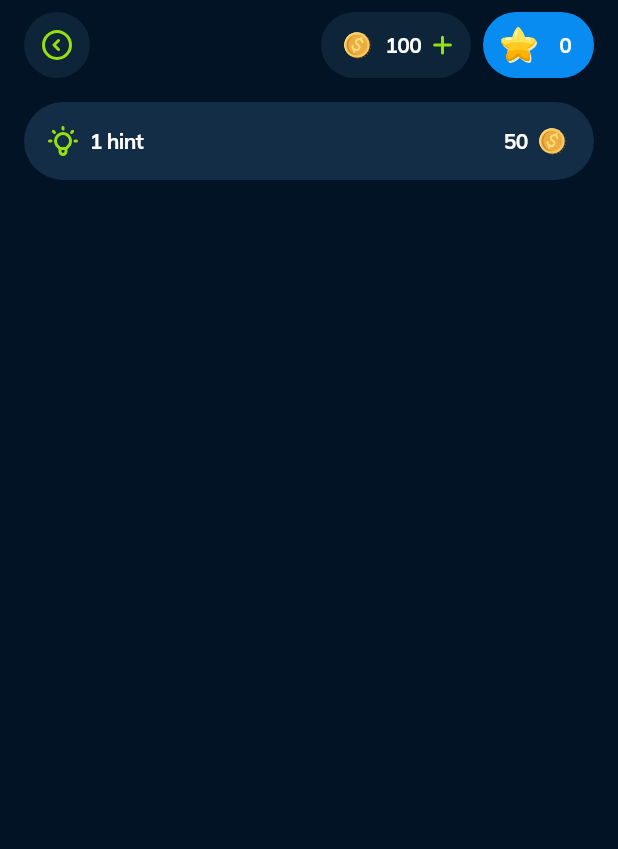
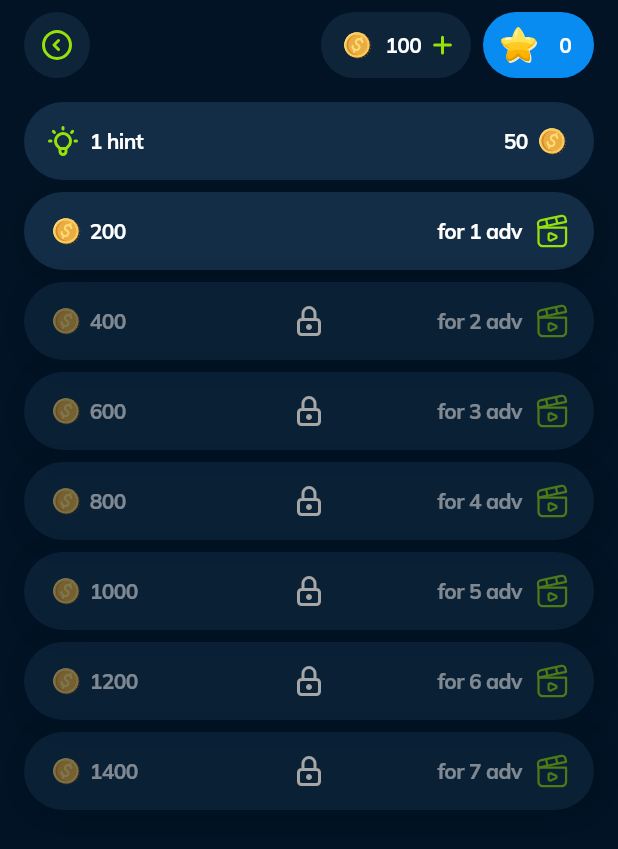
Before and after one commit to kent0505/football_quiz, a Flutter app: the ShopPage screen opened directly, on a phone screen of 412 x 824 dp. Shown: the top 849 px of the screen. Run offline on Flutter 3.47's test engine with Material 3 defaults, Android fonts, the phone set to English and light mode, and no system bars; our stand-ins replace connectivity_plus, flutter_bloc, flutter_svg, hive_flutter, shared_preferences; accounts and stored records are empty.

Commit message:
2 levels

```diff
--- a/lib/models/quiz.dart
+++ b/lib/models/quiz.dart
@@ -52,56 +52,174 @@ List<Quiz> quizesList = [
     level: 1,
     title: 'Arsenal',
     asset: 'assets/logo/1.png',
-    letters: ["A", "R", "S", "E", "N", "A", "L", "T", "M", "O", "P", "C"],
+    letters: ['A', 'R', 'S', 'E', 'N', 'A', 'L', 'T', 'M', 'O', 'P', 'C'],
     completed: false,
   ),
   Quiz(
     level: 1,
     title: 'Milan',
     asset: 'assets/logo/2.png',
-    letters: ["M", "I", "L", "A", "N", "T", "R", "O", "S", "P", "E", "C"],
+    letters: ['M', 'I', 'L', 'A', 'N', 'T', 'R', 'O', 'S', 'P', 'E', 'C'],
     completed: false,
   ),
   Quiz(
     level: 1,
     title: 'Bayern',
     asset: 'assets/logo/3.png',
-    letters: ["B", "A", "Y", "E", "R", "N", "L", "T", "S", "M", "O", "C"],
+    letters: ['B', 'A', 'Y', 'E', 'R', 'N', 'L', 'T', 'S', 'M', 'O', 'C'],
     completed: false,
   ),
   Quiz(
     level: 1,
     title: 'Everton',
     asset: 'assets/logo/4.png',
-    letters: ["E", "V", "E", "R", "T", "O", "N", "A", "L", "S", "M", "C"],
+    letters: ['E', 'V', 'E', 'R', 'T', 'O', 'N', 'A', 'L', 'S', 'M', 'C'],
     completed: false,
   ),
   Quiz(
     level: 1,
     title: 'Barcelona',
     asset: 'assets/logo/5.png',
-    letters: ["B", "A", "R", "C", "E", "L", "O", "N", "A", "T", "S", "M"],
+    letters: ['B', 'A', 'R', 'C', 'E', 'L', 'O', 'N', 'A', 'T', 'S', 'M'],
     completed: false,
   ),
   Quiz(
     level: 1,
     title: 'Inter',
     asset: 'assets/logo/6.png',
-    letters: ["I", "N", "T", "E", "R", "A", "L", "S", "M", "O", "P", "C"],
+    letters: ['I', 'N', 'T', 'E', 'R', 'A', 'L', 'S', 'M', 'O', 'P', 'C'],
     completed: false,
   ),
   Quiz(
     level: 1,
     title: 'Juventus',
     asset: 'assets/logo/7.png',
-    letters: ["J", "U", "V", "E", "N", "T", "U", "S", "A", "L", "R", "P"],
+    letters: ['J', 'U', 'V', 'E', 'N', 'T', 'U', 'S', 'A', 'L', 'R', 'P'],
     completed: false,
   ),
   Quiz(
     level: 1,
     title: 'Leicester',
     asset: 'assets/logo/8.png',
-    letters: ["L", "E", "I", "C", "E", "S", "T", "E", "R", "A", "N", "P"],
+    letters: ['L', 'E', 'I', 'C', 'E', 'S', 'T', 'E', 'R', 'A', 'N', 'P'],
+    completed: false,
+  ),
+
+  //
+  Quiz(
+    level: 2,
+    title: 'Real Madrid',
+    asset: 'assets/logo/9.png',
+    letters: ['R', 'E', 'A', 'L', 'M', 'A', 'D', 'R', 'I', 'D', 'B', 'C', ' '],
+    completed: false,
+  ),
+  Quiz(
+    level: 2,
+    title: 'Manchester United',
+    asset: 'assets/logo/10.png',
+    letters: [
+      'M',
+      'A',
+      'N',
+      'C',
+      'H',
+      'E',
+      'S',
+      'T',
+      'E',
+      'R',
+      'U',
+      'N',
+      'I',
+      'T',
+      'E',
+      'D',
+      'C',
+      ' ',
+    ],
+    completed: false,
+  ),
+  Quiz(
+    level: 2,
+    title: 'Manchester City',
+    asset: 'assets/logo/11.png',
+    letters: [
+      'M',
+      'A',
+      'N',
+      'C',
+      'H',
+      'E',
+      'S',
+      'T',
+      'E',
+      'R',
+      'C',
+      'I',
+      'T',
+      'Y',
+      ' ',
+      'L',
+      'U',
+      'B'
+    ],
+    completed: false,
+  ),
+  Quiz(
+    level: 2,
+    title: 'Chelsea',
+    asset: 'assets/logo/12.png',
+    letters: ['C', 'H', 'E', 'L', 'S', 'E', 'A', 'M', 'O', 'T', 'R', 'P'],
+    completed: false,
+  ),
+  Quiz(
+    level: 2,
+    title: 'Liverpool',
+    asset: 'assets/logo/13.png',
+    letters: ['L', 'I', 'V', 'E', 'R', 'P', 'O', 'O', 'L', 'A', 'N', 'T'],
+    completed: false,
+  ),
+  Quiz(
+    level: 2,
+    title: 'Tottenham',
+    asset: 'assets/logo/14.png',
+    letters: ['T', 'O', 'T', 'T', 'E', 'N', 'H', 'A', 'M', 'R', 'S', 'L'],
+    completed: false,
+  ),
+  Quiz(
+    level: 2,
+    title: 'PSG',
+    asset: 'assets/logo/15.png',
+    letters: ['P', 'S', 'G', 'A', 'E', 'R', 'T', 'O', 'L', 'N', 'M', 'U'],
+    completed: false,
+  ),
+  Quiz(
+    level: 2,
+    title: 'Borussia Dortmund',
+    asset: 'assets/logo/16.png',
+    letters: [
+      'B',
+      'O',
+      'R',
+      'U',
+      'S',
+      'S',
+      'I',
+      'A',
+      'D',
+      'O',
+      'R',
+      'T',
+      'M',
+      'U',
+      'N',
+      'D',
+      'E',
+      'L',
+      'P',
+      'G',
+      ' '
+    ],
     completed: false,
   ),
 ];
--- a/lib/pages/quiz_page.dart
+++ b/lib/pages/quiz_page.dart
@@ -13,10 +13,7 @@ import '../widgets/quiz_bottom_buttons.dart';
 import '../widgets/win_data.dart';
 
 class QuizPage extends StatefulWidget {
-  const QuizPage({
-    super.key,
-    required this.quiz,
-  });
+  const QuizPage({super.key, required this.quiz});
 
   final Quiz quiz;
 
@@ -126,7 +123,9 @@ class _QuizPageState extends State<QuizPage> {
             ),
           ),
           SizedBox(height: 32),
-          Wrap(
+          Padding(
+            padding: const EdgeInsets.symmetric(horizontal: 16),
+            child: Wrap(
               spacing: 8,
               runSpacing: 8,
               children: List.generate(
@@ -137,12 +136,13 @@ class _QuizPageState extends State<QuizPage> {
                 ),
               ),
             ),
+          ),
           Spacer(),
           if (win)
             WinData(quiz: quiz)
           else ...[
-            SizedBox(
-              width: 48 * 6 + 8 * 5,
+            Padding(
+              padding: const EdgeInsets.symmetric(horizontal: 16),
               child: Wrap(
                 spacing: 8,
                 runSpacing: 8,
@@ -151,6 +151,7 @@ class _QuizPageState extends State<QuizPage> {
                   (index) => LetterButton(
                     letter: quiz.letters[index],
                     selected: selectedIndexes.contains(index),
+                    height: quiz.letters.length > 16 ? 34 : 42,
                     onPressed: () {
                       selectLetter(quiz.letters[index], index);
                     },
@@ -168,7 +169,9 @@ class _QuizPageState extends State<QuizPage> {
                   child: MainButton(
                     title: 'Next',
                     onPressed: () {
-                      onNext(state is CoinsLoaded ? state.quizes : []);
+                      onNext(state is CoinsLoaded
+                          ? getQuizesByLevel(state.quizes, quiz.level)
+                          : []);
                     },
                   ),
                 );
--- a/lib/pages/shop_page.dart
+++ b/lib/pages/shop_page.dart
@@ -1,5 +1,6 @@
 import 'package:flutter/material.dart';
 
+import '../widgets/ads_card.dart';
 import '../widgets/appbar.dart';
 import '../widgets/custom_scaffold.dart';
 import '../widgets/hint_card.dart';
@@ -15,6 +16,28 @@ class ShopPage extends StatelessWidget {
           Appbar(),
           SizedBox(height: 8),
           HintCard(),
+          Padding(
+            padding: EdgeInsets.symmetric(horizontal: 16),
+            child: Column(
+              children: [
+                SizedBox(height: 8),
+                AdsCard(id: 1, amount: 200),
+                SizedBox(height: 8),
+                AdsCard(id: 2, amount: 200 * 2),
+                SizedBox(height: 8),
+                AdsCard(id: 3, amount: 200 * 3),
+                SizedBox(height: 8),
+                AdsCard(id: 4, amount: 200 * 4),
+                SizedBox(height: 8),
+                AdsCard(id: 5, amount: 200 * 5),
+                SizedBox(height: 8),
+                AdsCard(id: 6, amount: 200 * 6),
+                SizedBox(height: 8),
+                AdsCard(id: 7, amount: 200 * 7),
+                SizedBox(height: 8),
+              ],
+            ),
+          ),
         ],
       ),
     );
--- a/lib/widgets/appbar.dart
+++ b/lib/widgets/appbar.dart
@@ -119,17 +119,17 @@ class Appbar extends StatelessWidget {
                               SizedBox(height: 24),
                               AdsCard(id: 1, amount: 200),
                               SizedBox(height: 8),
-                              AdsCard(id: 2, amount: 400),
+                              AdsCard(id: 2, amount: 200 * 2),
                               SizedBox(height: 8),
-                              AdsCard(id: 3, amount: 600),
+                              AdsCard(id: 3, amount: 200 * 3),
                               SizedBox(height: 8),
-                              AdsCard(id: 4, amount: 800),
+                              AdsCard(id: 4, amount: 200 * 4),
                               SizedBox(height: 8),
-                              AdsCard(id: 5, amount: 1000),
+                              AdsCard(id: 5, amount: 200 * 5),
                               SizedBox(height: 8),
-                              AdsCard(id: 6, amount: 1200),
+                              AdsCard(id: 6, amount: 200 * 6),
                               SizedBox(height: 8),
-                              AdsCard(id: 7, amount: 1400),
+                              AdsCard(id: 7, amount: 200 * 7),
                               SizedBox(height: 24),
                             ],
                           ),
--- a/lib/widgets/letter_button.dart
+++ b/lib/widgets/letter_button.dart
@@ -7,20 +7,23 @@ class LetterButton extends StatelessWidget {
     super.key,
     required this.letter,
     required this.selected,
+    this.height = 48,
     required this.onPressed,
   });
 
   final String letter;
   final bool selected;
+  final double height;
   final void Function() onPressed;
 
   @override
   Widget build(BuildContext context) {
     return MyButton(
       onPressed: selected ? null : onPressed,
+      minSize: height,
       child: Container(
-        height: 48,
-        width: 48,
+        height: height,
+        width: height,
         decoration: BoxDecoration(
           color: selected ? Colors.transparent : Color(0xff098CF1),
           borderRadius: BorderRadius.circular(12),
--- a/lib/widgets/win_data.dart
+++ b/lib/widgets/win_data.dart
@@ -47,7 +47,7 @@ class WinData extends StatelessWidget {
 
                             return Container(
                               height: 24,
-                              width: 154 / 8 * index,
+                              width: 154 / (quiz.level * 8) * index,
                               decoration: BoxDecoration(
                                 color: Color(0xff098CF1),
                                 borderRadius: BorderRadius.circular(24),
@@ -71,7 +71,7 @@ class WinData extends StatelessWidget {
                 builder: (context, state) {
                   if (state is CoinsLoaded) {
                     return Text(
-                      '${state.stars}/8',
+                      '${state.stars}/${quiz.level * 8}',
                       style: TextStyle(
                         color: Colors.white,
                         fontSize: 16,
@@ -110,7 +110,7 @@ class WinData extends StatelessWidget {
                       int stars = state.stars;
 
                       return Text(
-                        '${8 - stars} to unlock level ${quiz.level + 1}',
+                        '${quiz.level * 8 - stars} to unlock level ${quiz.level + 1}',
                         style: TextStyle(
                           color: Colors.white,
                           fontSize: 18,
```
Also changed, not shown: assets/logo/10.png (added), assets/logo/11.png (added), assets/logo/12.png (added), assets/logo/13.png (added), assets/logo/14.png (added), assets/logo/15.png (added), assets/logo/16.png (added), assets/logo/9.png (added). Lines whose indentation alone changed are shown as unchanged.
